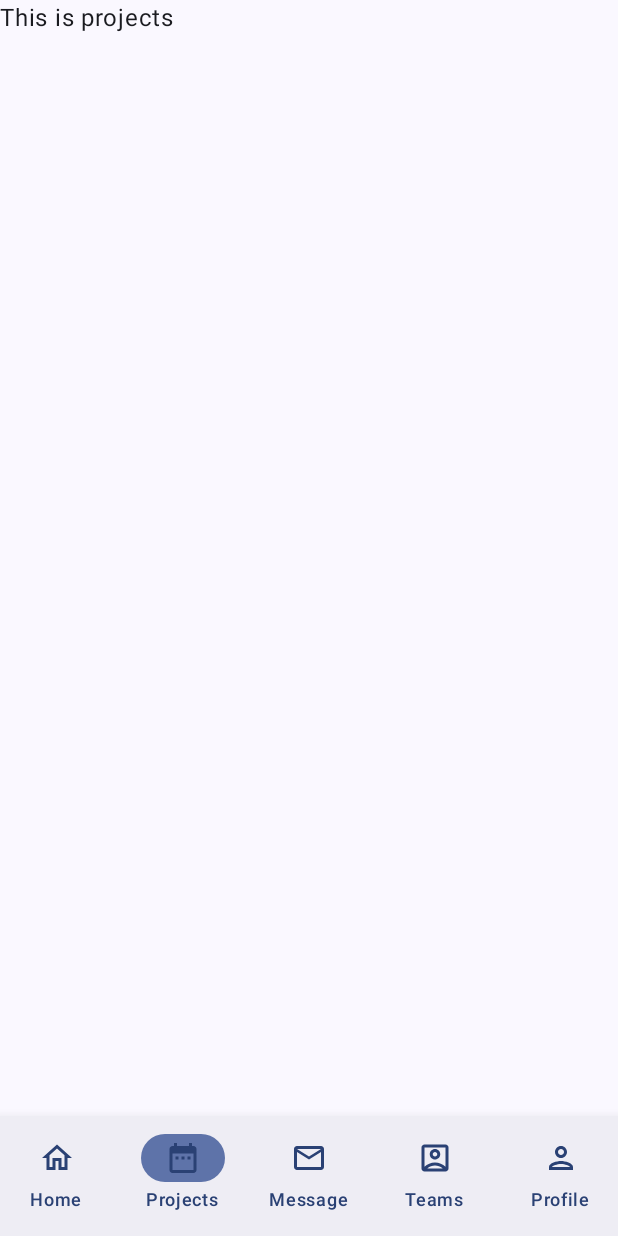
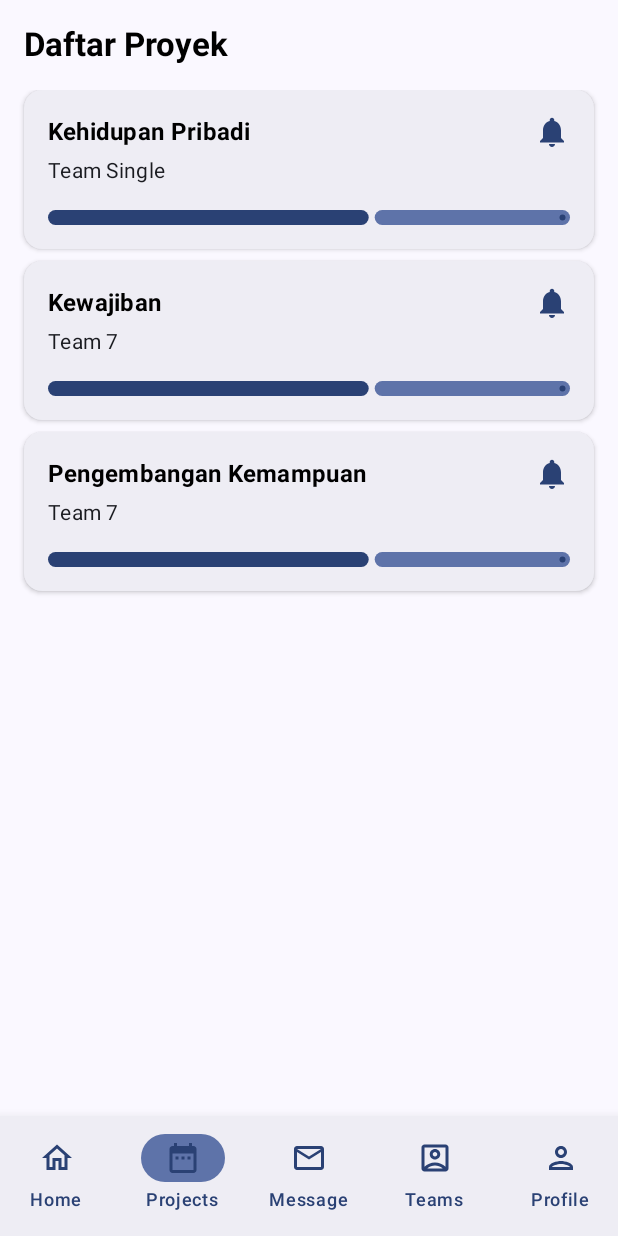
Before and after one commit to ReyhanHerdi/taskO-management-mobile, an Android app built with Jetpack Compose: the ProjectsScreen screen opened through its navigation route, on a phone screen of 412 x 824 dp. Run offline under Robolectric (Android 15) with nearby library versions, the phone set to English and light mode, and no system bars.

Commit message:
Projects Screen

```diff
--- /dev/null
+++ b/TaskOManagement/app/src/main/java/com/example/taskomanagement/list/projectsList.kt
@@ -0,0 +1,29 @@
+package com.example.taskomanagement.list
+
+import com.example.taskomanagement.model.Projects
+
+fun projectsList(): List<Projects> {
+    return listOf(
+        Projects(
+            nameProject = "Kehidupan Pribadi",
+            description = "Proyek yang berkaitan dengan kehidupan pribadi",
+            due = "14 Februari 2025",
+            status = "ongoing",
+            nameTeam = "Team Single"
+        ),
+        Projects(
+            nameProject = "Kewajiban",
+            description = "Proyek wajib yang perlu dieselesaikan",
+            due = "30 Aptil 2025",
+            status = "ongoing",
+            nameTeam = "Team 7"
+        ),
+        Projects(
+            nameProject = "Pengembangan Kemampuan",
+            description = "Proyek sampingan untuk mengembangkan kemampuan pribadi",
+            due = "12 April 2025",
+            status = "ongoing",
+            nameTeam = "Team 7"
+        ),
+    )
+}
--- /dev/null
+++ b/TaskOManagement/app/src/main/java/com/example/taskomanagement/model/Projects.kt
@@ -0,0 +1,9 @@
+package com.example.taskomanagement.model
+
+data class Projects(
+    val nameProject: String,
+    val description: String,
+    val due: String,
+    val status: String,
+    val nameTeam: String
+)
--- /dev/null
+++ b/TaskOManagement/app/src/main/java/com/example/taskomanagement/ui/cutom/CustomProjectsList.kt
@@ -0,0 +1,80 @@
+package com.example.taskomanagement.ui.cutom
+
+import androidx.compose.foundation.layout.Column
+import androidx.compose.foundation.layout.Row
+import androidx.compose.foundation.layout.Spacer
+import androidx.compose.foundation.layout.fillMaxWidth
+import androidx.compose.foundation.layout.height
+import androidx.compose.foundation.layout.padding
+import androidx.compose.material.icons.Icons
+import androidx.compose.material.icons.filled.Notifications
+import androidx.compose.material3.Card
+import androidx.compose.material3.CardDefaults
+import androidx.compose.material3.Icon
+import androidx.compose.material3.LinearProgressIndicator
+import androidx.compose.material3.MaterialTheme
+import androidx.compose.material3.Text
+import androidx.compose.runtime.Composable
+import androidx.compose.ui.Modifier
+import androidx.compose.ui.graphics.Color
+import androidx.compose.ui.text.font.FontWeight
+import androidx.compose.ui.tooling.preview.Preview
+import androidx.compose.ui.unit.dp
+import com.example.taskomanagement.model.Projects
+
+@Composable
+fun CustomProjectsList(projects: Projects) {
+    Card(
+        colors = CardDefaults.cardColors(
+            containerColor = MaterialTheme.colorScheme.surfaceContainer
+        ),
+        elevation = CardDefaults.cardElevation(2.dp),
+        modifier = Modifier
+            .fillMaxWidth()
+            .padding(bottom = 8.dp)
+    ) {
+        Column(
+            modifier = Modifier.padding(all = 16.dp)
+        ) {
+            Row {
+                Text(
+                    text = projects.nameProject,
+                    style = MaterialTheme.typography.titleMedium,
+                    fontWeight = FontWeight.Bold,
+                    color = Color.Black,
+                )
+                Spacer(modifier = Modifier.weight(1f))
+                Icon(
+                    imageVector = Icons.Filled.Notifications,
+                    contentDescription = "notifikasi proyek",
+                    tint = MaterialTheme.colorScheme.primary
+                )
+            }
+            Text(
+                text = projects.nameTeam,
+                style = MaterialTheme.typography.bodyMedium,
+                modifier = Modifier.padding(top = 4.dp, bottom = 16.dp)
+            )
+            LinearProgressIndicator(
+                progress = { 60.toFloat() / 100 },
+                color = MaterialTheme.colorScheme.primary,
+                trackColor = MaterialTheme.colorScheme.primaryContainer,
+                modifier = Modifier
+                    .height(10.dp)
+                    .fillMaxWidth()
+            )
+        }
+    }
+}
+
+@Preview(showBackground = true)
+@Composable
+fun PreviewProjectsList() {
+    CustomProjectsList(Projects(
+        nameProject = "Proyek X",
+        description = "Lorem ipsum doloe sit amet",
+        due = "2 Juni 2025",
+        status = "ongoing",
+        nameTeam = "Team X"
+    ))
+}
--- a/TaskOManagement/app/src/main/java/com/example/taskomanagement/ui/screen/main/project/ProjectsScreen.kt
+++ b/TaskOManagement/app/src/main/java/com/example/taskomanagement/ui/screen/main/project/ProjectsScreen.kt
@@ -1,9 +1,48 @@
 package com.example.taskomanagement.ui.screen.main.project
 
+import androidx.compose.foundation.layout.Column
+import androidx.compose.foundation.layout.fillMaxSize
+import androidx.compose.foundation.layout.padding
+import androidx.compose.foundation.lazy.LazyColumn
+import androidx.compose.material3.MaterialTheme
 import androidx.compose.material3.Text
 import androidx.compose.runtime.Composable
+import androidx.compose.ui.Modifier
+import androidx.compose.ui.graphics.Color
+import androidx.compose.ui.text.font.FontWeight
+import androidx.compose.ui.tooling.preview.Preview
+import androidx.compose.ui.unit.dp
+import com.example.taskomanagement.list.projectsList
+import com.example.taskomanagement.ui.cutom.CustomProjectsList
 
 @Composable
 fun Projects() {
-    Text(text = "This is projects")
+    val projectsList = projectsList()
+    Column(
+        modifier = Modifier
+            .fillMaxSize()
+            .padding(all = 16.dp)
+    ) {
+        Text(
+            text = "Daftar Proyek",
+            style = MaterialTheme.typography.titleLarge,
+            fontWeight = FontWeight.Bold,
+            color = Color.Black
+        )
+        LazyColumn(
+            modifier = Modifier.padding(top = 16.dp)
+        ) {
+            projectsList.forEach { project ->
+                item {
+                    CustomProjectsList(projects = project)
+                }
+            }
+        }
+    }
 }
+
+@Preview(showBackground = true)
+@Composable
+fun PreviewProjects() {
+    Projects()
+}
```
